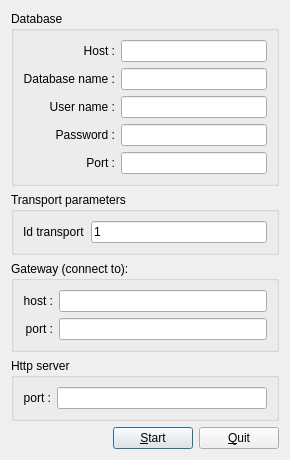
Above: ddocclient/interaction/http_connector/src/transport_settings_form.ui from YuriyRusinov/reper before the change. Below: the same form after it.
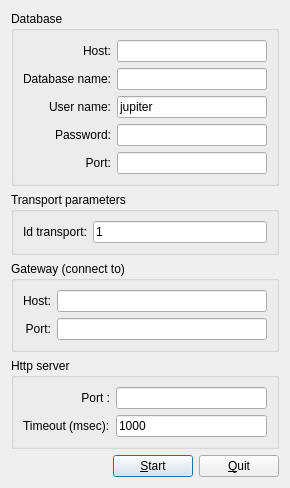
That is the form after the change.

Patch:
```diff
--- a/ddocclient/interaction/http_connector/src/transport_settings_form.ui
+++ b/ddocclient/interaction/http_connector/src/transport_settings_form.ui
@@ -26,7 +26,7 @@
       <item row="0" column="0">
        <widget class="QLabel" name="lHost">
         <property name="text">
-         <string>Host :</string>
+         <string>Host:</string>
         </property>
         <property name="alignment">
          <set>Qt::AlignRight|Qt::AlignTrailing|Qt::AlignVCenter</set>
@@ -39,7 +39,7 @@
       <item row="1" column="0">
        <widget class="QLabel" name="lDBName">
         <property name="text">
-         <string>Database name :</string>
+         <string>Database name:</string>
         </property>
         <property name="alignment">
          <set>Qt::AlignRight|Qt::AlignTrailing|Qt::AlignVCenter</set>
@@ -56,7 +56,7 @@
       <item row="2" column="0">
        <widget class="QLabel" name="lUserName">
         <property name="text">
-         <string>User name :</string>
+         <string>User name:</string>
         </property>
         <property name="alignment">
          <set>Qt::AlignRight|Qt::AlignTrailing|Qt::AlignVCenter</set>
@@ -64,12 +64,19 @@
        </widget>
       </item>
       <item row="2" column="1">
-       <widget class="QLineEdit" name="lEUserName"/>
+       <widget class="QLineEdit" name="lEUserName">
+        <property name="text">
+         <string>jupiter</string>
+        </property>
+        <property name="readOnly">
+         <bool>true</bool>
+        </property>
+       </widget>
       </item>
       <item row="3" column="0">
        <widget class="QLabel" name="lPassword">
         <property name="text">
-         <string>Password :</string>
+         <string>Password:</string>
         </property>
         <property name="alignment">
          <set>Qt::AlignRight|Qt::AlignTrailing|Qt::AlignVCenter</set>
@@ -86,7 +93,7 @@
       <item row="4" column="0">
        <widget class="QLabel" name="lPort">
         <property name="text">
-         <string>Port :</string>
+         <string>Port:</string>
         </property>
         <property name="alignment">
          <set>Qt::AlignRight|Qt::AlignTrailing|Qt::AlignVCenter</set>
@@ -102,13 +109,13 @@
    <item row="2" column="0" colspan="3">
     <widget class="QGroupBox" name="gbHttpGateway">
      <property name="title">
-      <string>Gateway (connect to):</string>
+      <string>Gateway (connect to)</string>
      </property>
      <layout class="QGridLayout" name="gridLayout_3">
       <item row="0" column="0">
        <widget class="QLabel" name="lHttpHost">
         <property name="text">
-         <string>host :</string>
+         <string>Host:</string>
         </property>
         <property name="alignment">
          <set>Qt::AlignRight|Qt::AlignTrailing|Qt::AlignVCenter</set>
@@ -125,7 +132,7 @@
       <item row="1" column="0">
        <widget class="QLabel" name="lHttpPort">
         <property name="text">
-         <string>port :</string>
+         <string>Port:</string>
         </property>
         <property name="alignment">
          <set>Qt::AlignRight|Qt::AlignTrailing|Qt::AlignVCenter</set>
@@ -148,20 +155,43 @@
       <string>Http server</string>
      </property>
      <layout class="QGridLayout" name="gridLayout_2">
-      <item row="0" column="0">
-       <widget class="QLabel" name="lServerPort">
-        <property name="text">
-         <string>port :</string>
-        </property>
-        <property name="alignment">
-         <set>Qt::AlignRight|Qt::AlignTrailing|Qt::AlignVCenter</set>
-        </property>
-       </widget>
-      </item>
       <item row="0" column="1">
        <widget class="QLineEdit" name="lEServerPort">
         <property name="toolTip">
-         <string>Parameter set post number when other client must connected</string>
+         <string>Port on which server is accepted client connections</string>
+        </property>
+       </widget>
+      </item>
+      <item row="0" column="0">
+       <widget class="QLabel" name="lServerPort">
+        <property name="toolTip">
+         <string>Port on which server is accepted client connections</string>
+        </property>
+        <property name="text">
+         <string>Port :</string>
+        </property>
+        <property name="alignment">
+         <set>Qt::AlignRight|Qt::AlignTrailing|Qt::AlignVCenter</set>
+        </property>
+       </widget>
+      </item>
+      <item row="1" column="0">
+       <widget class="QLabel" name="lConnectionTimeout">
+        <property name="toolTip">
+         <string>Timeout for wait incoming connection from clients (must be increase for slow connection)</string>
+        </property>
+        <property name="text">
+         <string>Timeout (msec):</string>
+        </property>
+       </widget>
+      </item>
+      <item row="1" column="1">
+       <widget class="QLineEdit" name="leConnectionTimeout">
+        <property name="toolTip">
+         <string>Timeout for wait incoming connection from clients (must be increase for slow connection)</string>
+        </property>
+        <property name="text">
+         <string>1000</string>
         </property>
        </widget>
       </item>
@@ -204,7 +234,7 @@
       <item row="0" column="0" colspan="2">
        <widget class="QLabel" name="lHttpTransport">
         <property name="text">
-         <string>Id transport</string>
+         <string>Id transport:</string>
         </property>
        </widget>
       </item>
```
Left out of the diff: 2 changed lines with no effect on the pictures.
